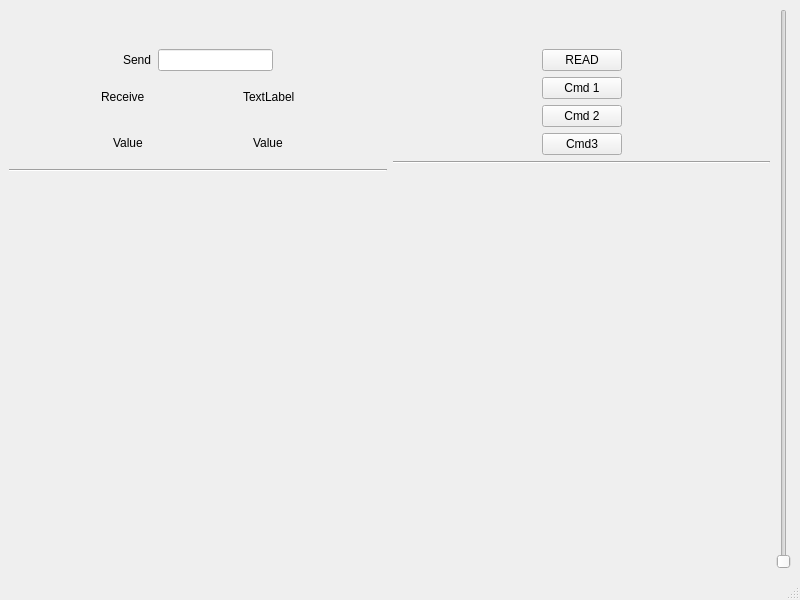
Qt form scale.ui (kasarkonic/Sauka1) before a commit.
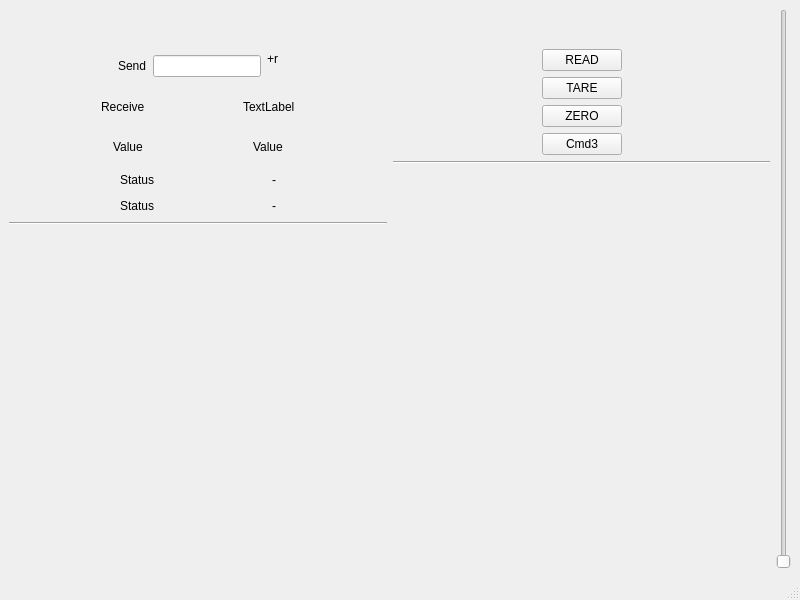
The same form after that commit.

Commit message: convert to Qt 6.6.2 Add scales service UI

What changed in the file:
```diff
--- a/scale.ui
+++ b/scale.ui
@@ -18,7 +18,7 @@
     <item>
      <layout class="QHBoxLayout" name="horizontalLayout" stretch="10,10,2">
       <item>
-       <layout class="QVBoxLayout" name="verticalLayout" stretch="0,1,1,1,0,10">
+       <layout class="QVBoxLayout" name="verticalLayout" stretch="0,1,1,1,0,0,0,10">
         <item>
          <spacer name="verticalSpacer">
           <property name="orientation">
@@ -57,6 +57,14 @@
           <item>
            <widget class="QLineEdit" name="lineEdit_Send"/>
           </item>
+          <item>
+           <widget class="QLabel" name="label_2">
+            <property name="text">
+             <string>+r
+</string>
+            </property>
+           </widget>
+          </item>
           <item>
            <spacer name="horizontalSpacer_12">
             <property name="orientation">
@@ -186,6 +194,120 @@
           </item>
          </layout>
         </item>
+        <item>
+         <layout class="QHBoxLayout" name="horizontalLayout_12">
+          <item>
+           <spacer name="horizontalSpacer_7">
+            <property name="orientation">
+             <enum>Qt::Horizontal</enum>
+            </property>
+            <property name="sizeHint" stdset="0">
+             <size>
+              <width>40</width>
+              <height>20</height>
+             </size>
+            </property>
+           </spacer>
+          </item>
+          <item>
+           <widget class="QLabel" name="label_8">
+            <property name="text">
+             <string>Status</string>
+            </property>
+           </widget>
+          </item>
+          <item>
+           <spacer name="horizontalSpacer_17">
+            <property name="orientation">
+             <enum>Qt::Horizontal</enum>
+            </property>
+            <property name="sizeHint" stdset="0">
+             <size>
+              <width>40</width>
+              <height>20</height>
+             </size>
+            </property>
+           </spacer>
+          </item>
+          <item>
+           <widget class="QLabel" name="label_Stat1">
+            <property name="text">
+             <string>-</string>
+            </property>
+           </widget>
+          </item>
+          <item>
+           <spacer name="horizontalSpacer_18">
+            <property name="orientation">
+             <enum>Qt::Horizontal</enum>
+            </property>
+            <property name="sizeHint" stdset="0">
+             <size>
+              <width>40</width>
+              <height>20</height>
+             </size>
+            </property>
+           </spacer>
+          </item>
+         </layout>
+        </item>
+        <item>
+         <layout class="QHBoxLayout" name="horizontalLayout_13">
+          <item>
+           <spacer name="horizontalSpacer_21">
+            <property name="orientation">
+             <enum>Qt::Horizontal</enum>
+            </property>
+            <property name="sizeHint" stdset="0">
+             <size>
+              <width>40</width>
+              <height>20</height>
+             </size>
+            </property>
+           </spacer>
+          </item>
+          <item>
+           <widget class="QLabel" name="label_6">
+            <property name="text">
+             <string>Status</string>
+            </property>
+           </widget>
+          </item>
+          <item>
+           <spacer name="horizontalSpacer_8">
+            <property name="orientation">
+             <enum>Qt::Horizontal</enum>
+            </property>
+            <property name="sizeHint" stdset="0">
+             <size>
+              <width>40</width>
+              <height>20</height>
+             </size>
+            </property>
+           </spacer>
+          </item>
+          <item>
+           <widget class="QLabel" name="label_Stat2">
+            <property name="text">
+             <string>-</string>
+            </property>
+           </widget>
+          </item>
+          <item>
+           <spacer name="horizontalSpacer_22">
+            <property name="orientation">
+             <enum>Qt::Horizontal</enum>
+            </property>
+            <property name="sizeHint" stdset="0">
+             <size>
+              <width>40</width>
+              <height>20</height>
+             </size>
+            </property>
+           </spacer>
+          </item>
+         </layout>
+        </item>
         <item>
          <widget class="Line" name="line">
           <property name="orientation">
@@ -268,7 +390,7 @@
           <item>
            <widget class="QPushButton" name="pushButton_2">
             <property name="text">
-             <string>Cmd 1</string>
+             <string>TARE</string>
             </property>
            </widget>
           </item>
@@ -305,7 +427,7 @@
           <item>
            <widget class="QPushButton" name="pushButton_3">
             <property name="text">
-             <string>Cmd 2</string>
+             <string>ZERO</string>
             </property>
            </widget>
           </item>
```
Left out of the diff: 6 changed lines with no effect on the pictures. The commit also changes 12 other files.
